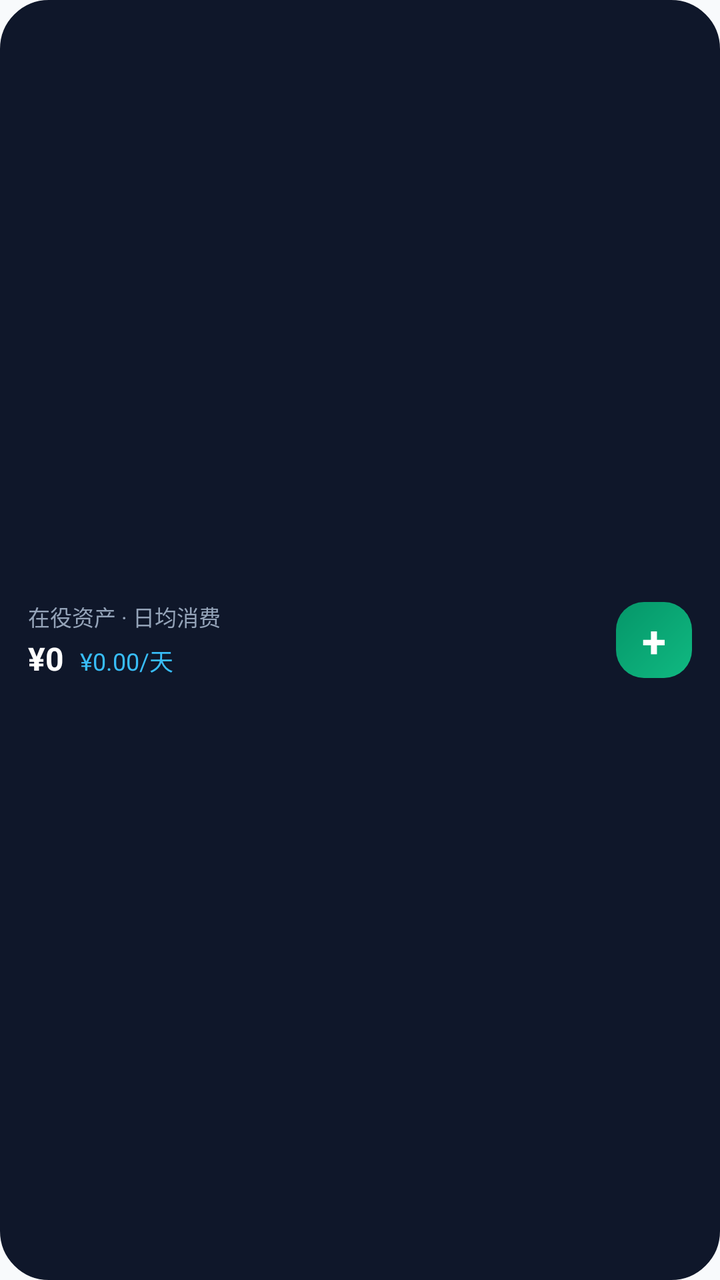
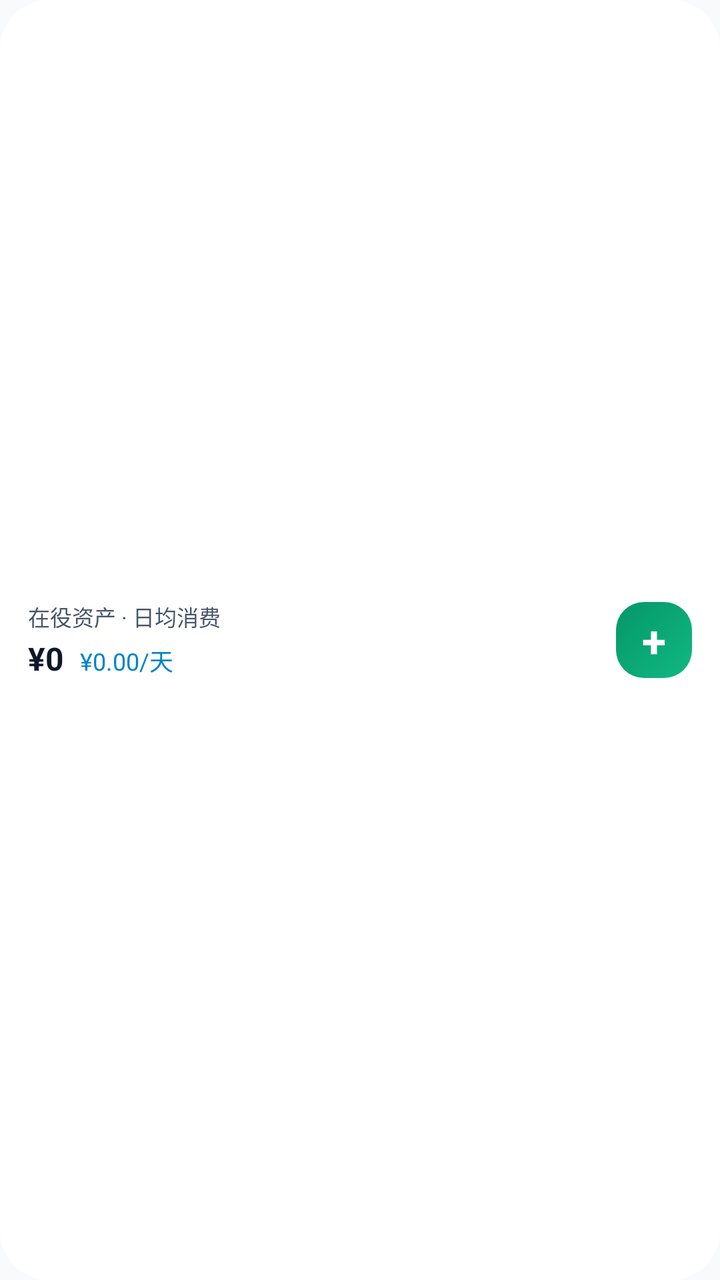

Screens rendered from an Android XML layout before and after an edit, with the pre-edit source and the edit as a unified diff.
<!-- AndroidManifest.xml: application theme Theme.DiaperTracker -->
<!-- res/layout/widget_quick_add.xml -->
<?xml version="1.0" encoding="utf-8"?>
<LinearLayout
    xmlns:android="http://schemas.android.com/apk/res/android"
    android:id="@+id/widget_quick_root"
    android:layout_width="match_parent"
    android:layout_height="match_parent"
    android:orientation="horizontal"
    android:gravity="center_vertical"
    android:background="@drawable/bg_dialog_card"
    android:backgroundTint="#0F172A"
    android:paddingHorizontal="14dp"
    android:paddingVertical="10dp">

    
    <LinearLayout
        android:layout_width="0dp"
        android:layout_height="wrap_content"
        android:layout_weight="1"
        android:orientation="vertical">

        <TextView
            android:layout_width="wrap_content"
            android:layout_height="wrap_content"
            android:text="在役资产 · 日均消费"
            android:textSize="11sp"
            android:textColor="#94A3B8" />

        <LinearLayout
            android:layout_width="wrap_content"
            android:layout_height="wrap_content"
            android:orientation="horizontal"
            android:gravity="bottom"
            android:layout_marginTop="2dp">

            <TextView
                android:id="@+id/widget_total_worth"
                android:layout_width="wrap_content"
                android:layout_height="wrap_content"
                android:text="¥0"
                android:textSize="16sp"
                android:textStyle="bold"
                android:textColor="#FFFFFF" />

            <TextView
                android:id="@+id/widget_daily_cost"
                android:layout_width="wrap_content"
                android:layout_height="wrap_content"
                android:layout_marginStart="8dp"
                android:text="¥0.00/天"
                android:textSize="12sp"
                android:textColor="#38BDF8" />
        </LinearLayout>
    </LinearLayout>

    
    <TextView
        android:id="@+id/widget_btn_quick_add"
        android:layout_width="38dp"
        android:layout_height="38dp"
        android:gravity="center"
        android:text="+"
        android:textSize="22sp"
        android:textStyle="bold"
        android:textColor="#FFFFFF"
        android:background="@drawable/bg_btn_primary" />

</LinearLayout>
<!-- resources referenced by this layout -->
<resources>
  <!-- drawable bg_btn_primary (drawable) -->
  <?xml version="1.0" encoding="utf-8"?>
  <ripple xmlns:android="http://schemas.android.com/apk/res/android"
      android:color="#40FFFFFF">
      <item>
          <shape android:shape="rectangle">
              <gradient
                  android:angle="135"
                  android:startColor="#10B981"
                  android:endColor="#059669" />
              <corners android:radius="14dp" />
          </shape>
      </item>
  </ripple>
  <!-- drawable bg_dialog_card (drawable) -->
  <?xml version="1.0" encoding="utf-8"?>
  <shape xmlns:android="http://schemas.android.com/apk/res/android"
      android:shape="rectangle">
      <solid android:color="@color/card" />
      <corners android:radius="24dp" />
      <stroke
          android:width="1dp"
          android:color="@color/card_border" />
  </shape>
  <style name="Theme.DiaperTracker" parent="Theme.Material3.DayNight.NoActionBar">
          <item name="colorPrimary">@color/primary</item>
          <item name="colorPrimaryDark">@color/primary_dark</item>
          <item name="colorSecondary">@color/accent</item>
          <item name="android:colorBackground">@color/background</item>
          <item name="android:statusBarColor">@color/primary_dark</item>
          <item name="android:windowLightStatusBar">false</item>
          <item name="android:navigationBarColor">@color/card</item>
          <item name="android:windowLightNavigationBar">true</item>
      </style>
  <color name="card">#FFFFFF</color>
  <color name="card_border">#E2E8F0</color>
  <color name="primary">#059669</color>
  <color name="primary_dark">#047857</color>
  <color name="accent">#F59E0B</color>
  <color name="background">#F8FAFC</color>
</resources>

<!-- the commit's change to res/layout/widget_quick_add.xml (unified diff, before → after) -->
@@ -7,7 +7,7 @@
     android:orientation="horizontal"
     android:gravity="center_vertical"
     android:background="@drawable/bg_dialog_card"
-    android:backgroundTint="#0F172A"
+    android:backgroundTint="@color/card"
     android:paddingHorizontal="14dp"
     android:paddingVertical="10dp">
 
@@ -23,7 +23,7 @@
             android:layout_height="wrap_content"
             android:text="在役资产 · 日均消费"
             android:textSize="11sp"
-            android:textColor="#94A3B8" />
+            android:textColor="@color/text_secondary" />
 
         <LinearLayout
             android:layout_width="wrap_content"
@@ -39,7 +39,7 @@
                 android:text="¥0"
                 android:textSize="16sp"
                 android:textStyle="bold"
-                android:textColor="#FFFFFF" />
+                android:textColor="@color/text_primary" />
 
             <TextView
                 android:id="@+id/widget_daily_cost"
@@ -48,7 +48,7 @@
                 android:layout_marginStart="8dp"
                 android:text="¥0.00/天"
                 android:textSize="12sp"
-                android:textColor="#38BDF8" />
+                android:textColor="@color/tag_custom_text" />
         </LinearLayout>
     </LinearLayout>
 
@@ -61,7 +61,7 @@
         android:text="+"
         android:textSize="22sp"
         android:textStyle="bold"
-        android:textColor="#FFFFFF"
+        android:textColor="@color/white"
         android:background="@drawable/bg_btn_primary" />
 
 </LinearLayout>
<!-- resource entries referenced after the edit -->
@@ -35,6 +35,10 @@
           <item name="android:windowLightNavigationBar">true</item>
       </style>
   <color name="card">#FFFFFF</color>
+  <color name="tag_custom_text">#0284C7</color>
+  <color name="text_primary">#0F172A</color>
+  <color name="text_secondary">#475569</color>
+  <color name="white">#FFFFFF</color>
   <color name="card_border">#E2E8F0</color>
   <color name="primary">#059669</color>
   <color name="primary_dark">#047857</color>
